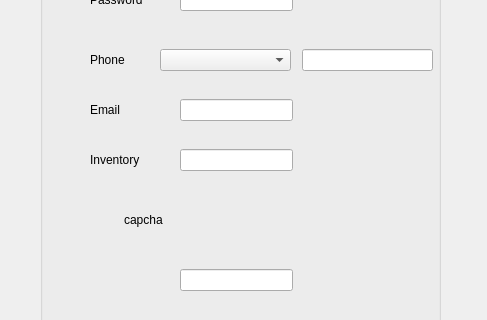
Qt form login_or_signup_page.ui (Parsazahedian/Farm_fum_1402) before a commit; both pictures show x 450 to 937 and y 121 to 441 of the 937 by 646 pixel window.
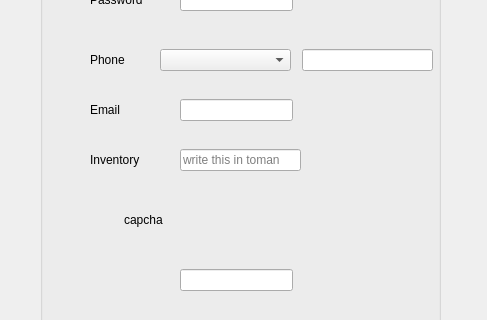
The same form after that commit.

```diff
--- a/login_or_signup_page.ui
+++ b/login_or_signup_page.ui
@@ -244,10 +244,13 @@
       <rect>
        <x>140</x>
        <y>240</y>
-       <width>113</width>
+       <width>121</width>
        <height>22</height>
       </rect>
      </property>
+     <property name="placeholderText">
+      <string>write this in toman</string>
+     </property>
     </widget>
     <widget class="QLabel" name="label_4">
      <property name="geometry">
```
